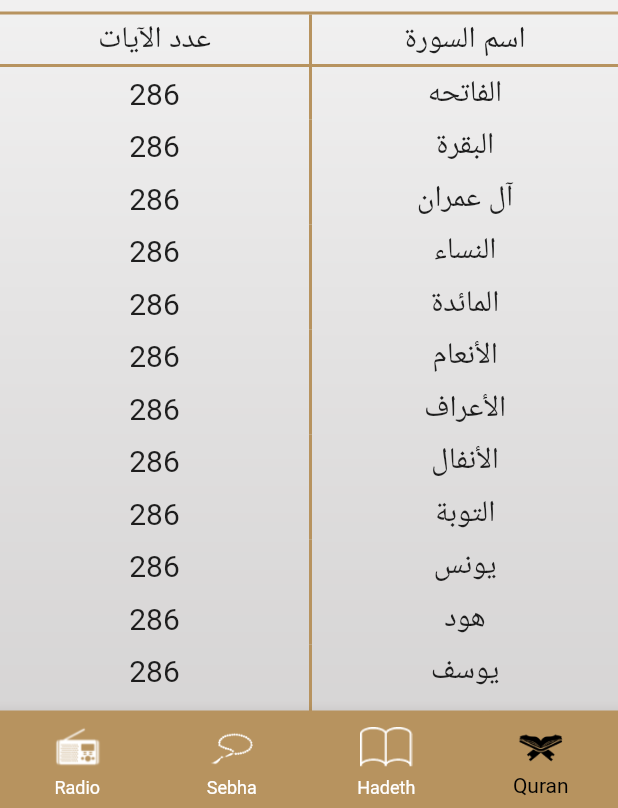
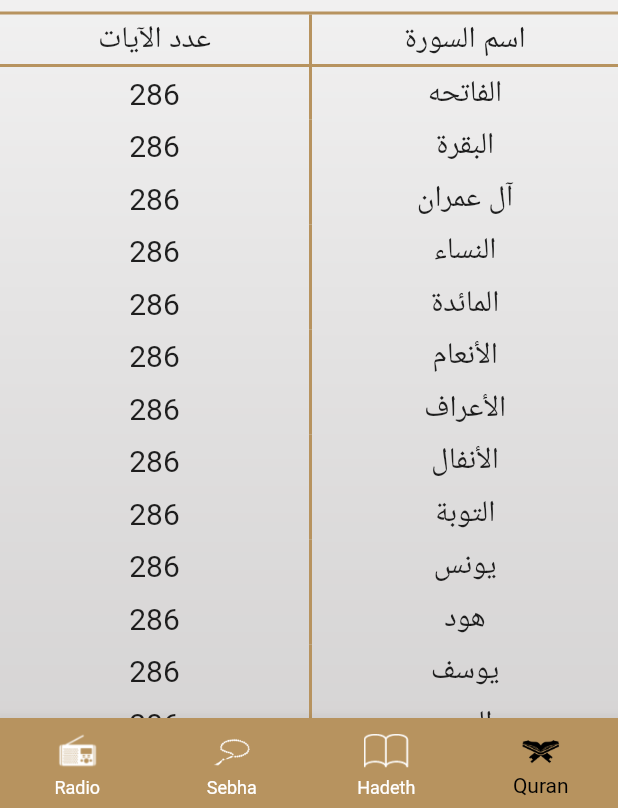
Before and after one commit to A7medabdelaty/Islami, a Flutter app: the screen it shows after launch, on a phone screen of 412 x 824 dp, the part 428-1236 px from its top. Run offline on Flutter 3.47's test engine with Material 2 defaults, Android fonts, the phone set to English and light mode, and no system bars.

```diff
--- a/lib/home_screen/home.dart
+++ b/lib/home_screen/home.dart
@@ -48,25 +48,25 @@ class _HomeScreenState extends State<HomeScreen> {
                 BottomNavigationBarItem(
                     icon: ImageIcon(
                       AssetImage('assets/images/icon_radio.png'),
-                      size: 35,
+                      size: 30,
                     ),
                     label: 'Radio'),
                 BottomNavigationBarItem(
                     icon: ImageIcon(
                       AssetImage('assets/images/icon_sebha.png'),
-                      size: 35,
+                      size: 30,
                     ),
                     label: 'Sebha'),
                 BottomNavigationBarItem(
                     icon: ImageIcon(
                       AssetImage('assets/images/icon_hadeth.png'),
-                      size: 35,
+                      size: 30,
                     ),
                     label: 'Hadeth'),
                 BottomNavigationBarItem(
                     icon: ImageIcon(
                       AssetImage('assets/images/icon_quran.png'),
-                      size: 35,
+                      size: 30,
                     ),
                     label: 'Quran'),
               ]),
```
